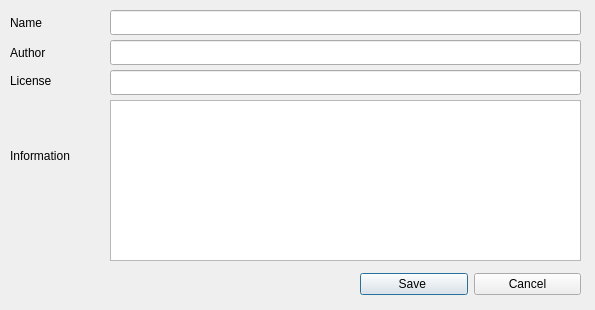
First picture: the form in src/gui/src/SoundLibrary/SoundLibrarySaveDialog_UI.ui, repository hydrogen-music/hydrogen, before the edit.
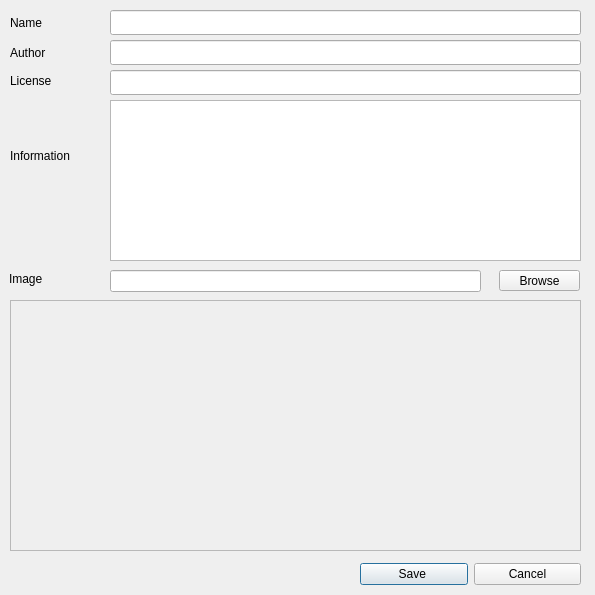
Second picture: the form after the edit.

Commit message: Added image selector to SaveDialog

Diff of the .ui file:
```diff
--- a/src/gui/src/SoundLibrary/SoundLibrarySaveDialog_UI.ui
+++ b/src/gui/src/SoundLibrary/SoundLibrarySaveDialog_UI.ui
@@ -1,12 +1,12 @@
 <ui version="4.0" >
  <class>SoundLibrarySaveDialog_UI</class>
- <widget class="QDialog" name="SoundLibrarySaveDialog_UI" >
-  <property name="geometry" >
+ <widget class="QDialog" name="SoundLibrarySaveDialog_UI">
+  <property name="geometry">
    <rect>
     <x>0</x>
     <y>0</y>
     <width>595</width>
-    <height>310</height>
+    <height>595</height>
    </rect>
   </property>
   <property name="windowTitle" >
@@ -161,11 +161,11 @@
     </size>
    </property>
   </widget>
-  <widget class="QWidget" name="layoutWidget" >
-   <property name="geometry" >
+  <widget class="QWidget" name="layoutWidget">
+   <property name="geometry">
     <rect>
      <x>360</x>
-     <y>270</y>
+     <y>560</y>
      <width>221</width>
      <height>28</height>
     </rect>
@@ -187,6 +187,119 @@
     </item>
    </layout>
   </widget>
+  <widget class="QLabel" name="drumkitImageLabel">
+   <property name="geometry">
+    <rect>
+     <x>10</x>
+     <y>300</y>
+     <width>571</width>
+     <height>251</height>
+    </rect>
+   </property>
+   <property name="palette">
+    <palette>
+     <active>
+      <colorrole role="WindowText">
+       <brush brushstyle="SolidPattern">
+        <color alpha="0">
+         <red>34</red>
+         <green>31</green>
+         <blue>30</blue>
+        </color>
+       </brush>
+      </colorrole>
+     </active>
+     <inactive>
+      <colorrole role="WindowText">
+       <brush brushstyle="SolidPattern">
+        <color alpha="0">
+         <red>34</red>
+         <green>31</green>
+         <blue>30</blue>
+        </color>
+       </brush>
+      </colorrole>
+     </inactive>
+     <disabled>
+      <colorrole role="WindowText">
+       <brush brushstyle="SolidPattern">
+        <color alpha="255">
+         <red>144</red>
+         <green>141</green>
+         <blue>139</blue>
+        </color>
+       </brush>
+      </colorrole>
+     </disabled>
+    </palette>
+   </property>
+   <property name="autoFillBackground">
+    <bool>true</bool>
+   </property>
+   <property name="frameShape">
+    <enum>QFrame::StyledPanel</enum>
+   </property>
+   <property name="text">
+    <string/>
+   </property>
+   <property name="scaledContents">
+    <bool>false</bool>
+   </property>
+   <property name="alignment">
+    <set>Qt::AlignCenter</set>
+   </property>
+  </widget>
+  <widget class="QLabel" name="label_5">
+   <property name="geometry">
+    <rect>
+     <x>9</x>
+     <y>272</y>
+     <width>57</width>
+     <height>14</height>
+    </rect>
+   </property>
+   <property name="text">
+    <string>Image</string>
+   </property>
+  </widget>
+  <widget class="QPushButton" name="imageBrowsePushButton">
+   <property name="geometry">
+    <rect>
+     <x>499</x>
+     <y>270</y>
+     <width>81</width>
+     <height>21</height>
+    </rect>
+   </property>
+   <property name="text">
+    <string>Browse</string>
+   </property>
+  </widget>
+  <widget class="QLineEdit" name="imageText">
+   <property name="geometry">
+    <rect>
+     <x>110</x>
+     <y>270</y>
+     <width>371</width>
+     <height>22</height>
+    </rect>
+   </property>
+   <property name="sizePolicy">
+    <sizepolicy hsizetype="Fixed" vsizetype="Fixed">
+     <horstretch>0</horstretch>
+     <verstretch>0</verstretch>
+    </sizepolicy>
+   </property>
+   <property name="minimumSize">
+    <size>
+     <width>209</width>
+     <height>0</height>
+    </size>
+   </property>
+   <property name="text">
+    <string/>
+   </property>
+  </widget>
  </widget>
  <tabstops>
   <tabstop>nameTxt</tabstop>
```
Left out of the diff: 93 changed lines with no effect on the pictures. The commit also changes 2 other files.
